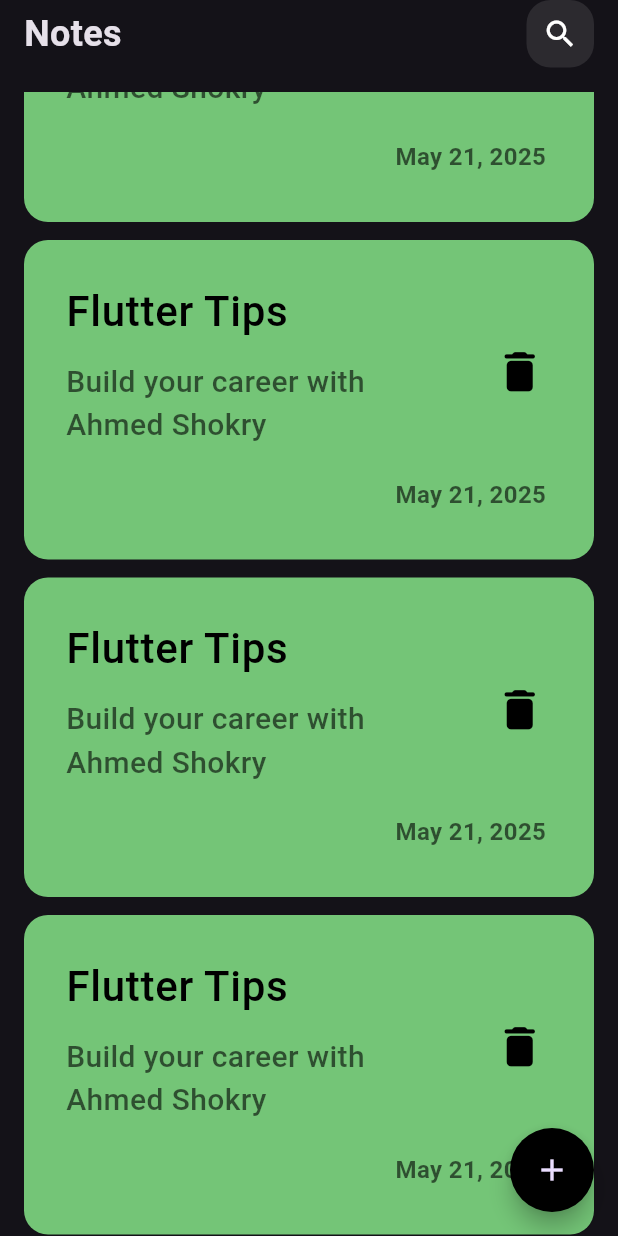
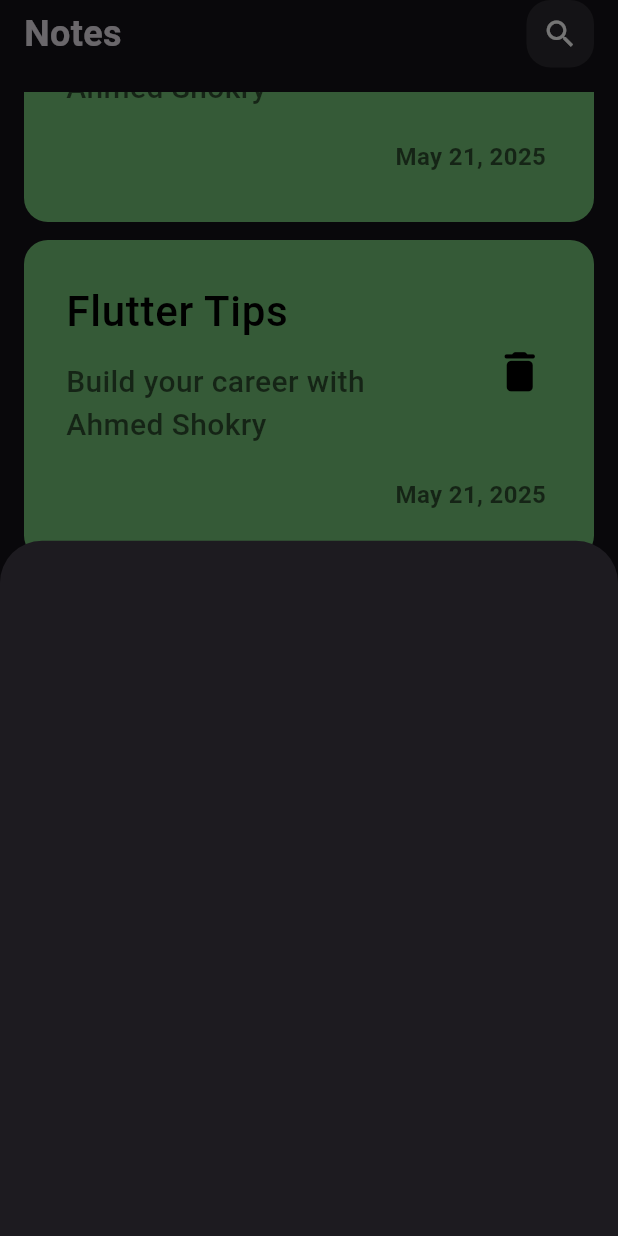
Before and after one commit to AhmedShokry7/notes, a Flutter app: the screen it shows after launch, scrolled down 576 dp, after a tap on the "add" icon, on a phone screen of 412 x 824 dp. Run offline on Flutter 3.47's test engine with Material 3 defaults, Android fonts, the phone set to English and light mode, and no system bars.

Commit message:
show model bottom sheet

```diff
--- a/lib/ui/views/notes_view.dart
+++ b/lib/ui/views/notes_view.dart
@@ -1,4 +1,5 @@
 import 'package:flutter/material.dart';
+import 'package:notes/ui/widgets/custom_floating_action_btn.dart';
 import 'package:notes/ui/widgets/notes_view_body.dart';
 
 class NotesView extends StatelessWidget {
@@ -6,16 +7,9 @@ class NotesView extends StatelessWidget {
 
   @override
   Widget build(BuildContext context) {
-    return Scaffold(
-      floatingActionButton: FloatingActionButton(
-        backgroundColor: Colors.black,
-        shape: RoundedRectangleBorder(
-          borderRadius: BorderRadiusGeometry.circular(1000),
-        ),
-        onPressed: () {},
-        child: const Icon(Icons.add),
-      ),
-      body: const NotesViewBody(),
+    return const Scaffold(
+      floatingActionButton: CustomFloatingActionBtn(),
+      body: NotesViewBody(),
     );
   }
 }
--- /dev/null
+++ b/lib/ui/widgets/add_note_btn_sheet.dart
@@ -0,0 +1,10 @@
+import 'package:flutter/material.dart';
+
+class AddNoteBtnSheet extends StatelessWidget {
+  const AddNoteBtnSheet({super.key});
+
+  @override
+  Widget build(BuildContext context) {
+    return Container();
+  }
+}
--- /dev/null
+++ b/lib/ui/widgets/custom_floating_action_btn.dart
@@ -0,0 +1,26 @@
+import 'package:flutter/material.dart';
+import 'package:notes/ui/widgets/add_note_btn_sheet.dart';
+
+class CustomFloatingActionBtn extends StatelessWidget {
+  const CustomFloatingActionBtn({super.key});
+
+  @override
+  Widget build(BuildContext context) {
+    return Padding(
+      padding: const EdgeInsets.all(8.0),
+      child: FloatingActionButton(
+        backgroundColor: Colors.black,
+        shape: RoundedRectangleBorder(
+          borderRadius: BorderRadiusGeometry.circular(1000),
+        ),
+        onPressed: () {
+          showModalBottomSheet(
+            context: context,
+            builder: (context) => const AddNoteBtnSheet(),
+          );
+        },
+        child: const Icon(Icons.add),
+      ),
+    );
+  }
+}
--- a/lib/ui/widgets/notes_view_body.dart
+++ b/lib/ui/widgets/notes_view_body.dart
@@ -8,7 +8,7 @@ class NotesViewBody extends StatelessWidget {
   @override
   Widget build(BuildContext context) {
     return const Padding(
-      padding: EdgeInsets.symmetric(horizontal: 16.0),
+      padding: EdgeInsets.only(right: 16.0, left: 16.0, bottom: 16.0),
       child: SafeArea(
         child: Column(
           children: [
```
